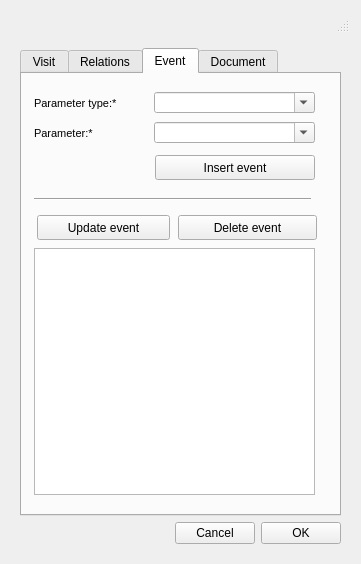
The window that ui/add_visit.ui (Giswater/giswater_qgis_plugin) describes before a commit, drawn with Qt 5.
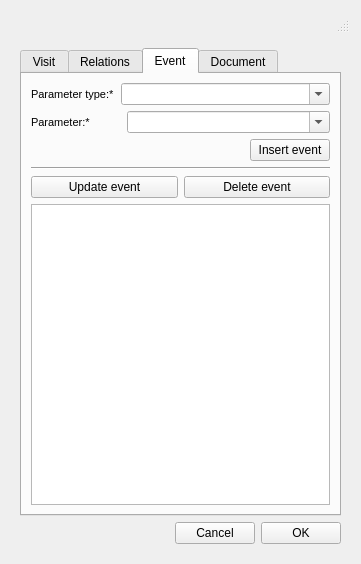
The same window after the commit. The open tabs and pages were chosen to show the change. Icons and pictures are not drawn.

Commit message: Event tab dynamic size adjustable

```diff
--- a/ui/add_visit.ui
+++ b/ui/add_visit.ui
@@ -565,54 +565,11 @@
          <attribute name="title">
           <string>Event</string>
          </attribute>
-         <widget class="QPushButton" name="btn_event_insert">
-          <property name="geometry">
-           <rect>
-            <x>133</x>
-            <y>81</y>
-            <width>160</width>
-            <height>25</height>
-           </rect>
-          </property>
-          <property name="text">
-           <string>Insert event</string>
-          </property>
-         </widget>
-         <widget class="QTableView" name="tbl_event_2">
-          <property name="geometry">
-           <rect>
-            <x>12</x>
-            <y>174</y>
-            <width>281</width>
-            <height>247</height>
-           </rect>
-          </property>
-          <property name="sortingEnabled">
-           <bool>true</bool>
-          </property>
-         </widget>
-         <widget class="QComboBox" name="parameter_id">
-          <property name="geometry">
-           <rect>
-            <x>132</x>
-            <y>48</y>
-            <width>161</width>
-            <height>21</height>
-           </rect>
-          </property>
-          <property name="editable">
-           <bool>true</bool>
-          </property>
-         </widget>
+         <layout class="QVBoxLayout" name="verticalLayout_5">
+          <item>
+           <layout class="QHBoxLayout" name="horizontalLayout_10" stretch="0,1">
+            <item>
          <widget class="QLabel" name="label_flexunion_code_8">
-          <property name="geometry">
-           <rect>
-            <x>12</x>
-            <y>18</y>
-            <width>111</width>
-            <height>22</height>
-           </rect>
-          </property>
           <property name="font">
            <font>
             <pointsize>8</pointsize>
@@ -640,28 +597,20 @@
            <number>3</number>
           </property>
          </widget>
+            </item>
+            <item>
          <widget class="QComboBox" name="parameter_type_id">
-          <property name="geometry">
-           <rect>
-            <x>132</x>
-            <y>18</y>
-            <width>161</width>
-            <height>21</height>
-           </rect>
-          </property>
           <property name="editable">
            <bool>true</bool>
           </property>
          </widget>
+            </item>
+           </layout>
+          </item>
+          <item>
+           <layout class="QHBoxLayout" name="horizontalLayout_11" stretch="0,1">
+            <item>
          <widget class="QLabel" name="label_flexunion_code_9">
-          <property name="geometry">
-           <rect>
-            <x>12</x>
-            <y>48</y>
-            <width>111</width>
-            <height>22</height>
-           </rect>
-          </property>
           <property name="font">
            <font>
             <pointsize>8</pointsize>
@@ -674,7 +623,7 @@
            <enum>QFrame::Plain</enum>
           </property>
           <property name="text">
-           <string>Parameter:*</string>
+               <string>Parameter:*          </string>
           </property>
           <property name="textFormat">
            <enum>Qt::AutoText</enum>
@@ -689,45 +638,73 @@
            <number>3</number>
           </property>
          </widget>
-         <widget class="QPushButton" name="btn_event_delete">
-          <property name="geometry">
-           <rect>
-            <x>156</x>
-            <y>141</y>
-            <width>139</width>
-            <height>25</height>
-           </rect>
-          </property>
+            </item>
+            <item>
+             <widget class="QComboBox" name="parameter_id">
+              <property name="editable">
+               <bool>true</bool>
+              </property>
+             </widget>
+            </item>
+           </layout>
+          </item>
+          <item>
+           <layout class="QHBoxLayout" name="horizontalLayout_12">
+            <item>
+             <spacer name="horizontalSpacer_8">
+              <property name="orientation">
+               <enum>Qt::Horizontal</enum>
+              </property>
+              <property name="sizeHint" stdset="0">
+               <size>
+                <width>40</width>
+                <height>20</height>
+               </size>
+              </property>
+             </spacer>
+            </item>
+            <item>
+             <widget class="QPushButton" name="btn_event_insert">
           <property name="text">
-           <string>Delete event</string>
-          </property>
-         </widget>
+               <string>Insert event</string>
+              </property>
+             </widget>
+            </item>
+           </layout>
+          </item>
+          <item>
+           <widget class="Line" name="line">
+            <property name="orientation">
+             <enum>Qt::Horizontal</enum>
+            </property>
+           </widget>
+          </item>
+          <item>
+           <layout class="QHBoxLayout" name="horizontalLayout_13">
+            <item>
          <widget class="QPushButton" name="btn_event_update">
-          <property name="geometry">
-           <rect>
-            <x>15</x>
-            <y>141</y>
-            <width>133</width>
-            <height>25</height>
-           </rect>
-          </property>
           <property name="text">
            <string>Update event</string>
           </property>
          </widget>
-         <widget class="Line" name="line">
-          <property name="geometry">
-           <rect>
-            <x>12</x>
-            <y>117</y>
-            <width>277</width>
-            <height>16</height>
-           </rect>
-          </property>
-          <property name="orientation">
-           <enum>Qt::Horizontal</enum>
-          </property>
-         </widget>
+            </item>
+            <item>
+             <widget class="QPushButton" name="btn_event_delete">
+              <property name="text">
+               <string>Delete event</string>
+              </property>
+             </widget>
+            </item>
+           </layout>
+          </item>
+          <item>
+           <widget class="QTableView" name="tbl_event_2">
+            <property name="sortingEnabled">
+             <bool>true</bool>
+            </property>
+           </widget>
+          </item>
+         </layout>
         </widget>
         <widget class="QWidget" name="tab_3">
          <attribute name="title">
```
Left out of the diff: 2 changed lines with no effect on the pictures. Lines whose indentation alone changed are shown as unchanged.
